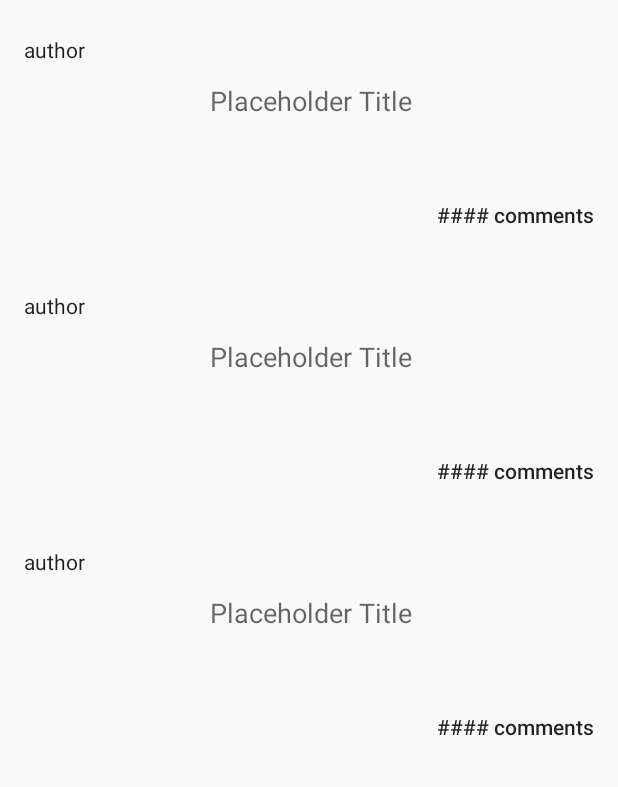
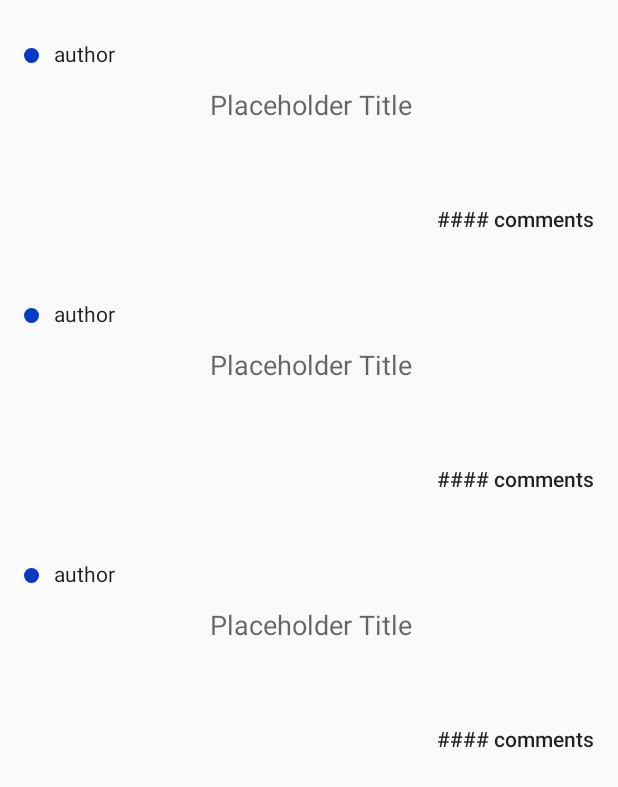
Before and after one commit to andrespelaezp/mvvm-clean-architecture, an Android app: the layout fragment_posts.xml on its own in the app's theme, with its tools: preview values and no code run, on a phone screen of 412 x 824 dp. Shown: the top 787 px of the screen. Run offline under Robolectric (Android 15) with nearby library versions, the phone set to English and light mode, and no system bars.

Commit message:
Added Read feature to the Posts

```diff
--- a/app/src/main/java/com/example/myapplication/presentation/ui/adapters/PostAdapter.kt
+++ b/app/src/main/java/com/example/myapplication/presentation/ui/adapters/PostAdapter.kt
@@ -11,7 +11,7 @@ import com.example.myapplication.data.entities.Post
 import com.example.myapplication.databinding.ListItemPostBinding
 
 class PostAdapter constructor(
-    val clickListener: (post: Post) -> Unit
+    private val clickListener: (post: Post) -> Unit
 ): ListAdapter<Children, RecyclerView.ViewHolder>(PostDiffCallback()) {
 
     override fun onCreateViewHolder(parent: ViewGroup, viewType: Int): RecyclerView.ViewHolder {
@@ -40,6 +40,7 @@ class PostAdapter constructor(
             post: Children,
             view: View
         ) {
+            post.data.read = true
             clickListener(post.data)
         }
 
--- /dev/null
+++ b/app/src/main/res/drawable/drawable_read.xml
@@ -0,0 +1,9 @@
+<?xml version="1.0" encoding="utf-8"?>
+<shape xmlns:android="http://schemas.android.com/apk/res/android"
+    android:shape="rectangle">
+
+    <solid android:color="@color/colorRead" />
+
+    <corners android:radius="5dp" />
+
+</shape>
--- a/app/src/main/res/layout/list_item_post.xml
+++ b/app/src/main/res/layout/list_item_post.xml
@@ -15,8 +15,18 @@
     <androidx.constraintlayout.widget.ConstraintLayout
         android:layout_width="match_parent"
         android:layout_height="wrap_content"
-        android:padding="@dimen/list_item_padding"
-        android:onClick="@{clickListener}">
+        android:onClick="@{clickListener}"
+        android:padding="@dimen/list_item_padding">
+
+        <View
+            android:id="@+id/read"
+            android:layout_width="10dp"
+            android:layout_height="10dp"
+            android:background="@drawable/drawable_read"
+            app:layout_constraintBottom_toTopOf="@+id/imgThumbnail"
+            app:layout_constraintStart_toStartOf="parent"
+            app:layout_constraintTop_toTopOf="parent"
+            app:isGone="@{post.data.read}"/>
 
         <ImageView
             android:id="@+id/imgThumbnail"
@@ -29,13 +39,14 @@
 
         <TextView
             android:id="@+id/txtAuthor"
-            android:layout_width="match_parent"
+            android:layout_width="0dp"
             android:layout_height="wrap_content"
-            android:layout_marginTop="7dp"
+            android:layout_marginStart="10dp"
+            android:layout_marginTop="10dp"
             android:text="@{post.data.author}"
             android:textAppearance="@style/TextAppearance.AppCompat.Body1"
             app:layout_constraintEnd_toEndOf="parent"
-            app:layout_constraintStart_toStartOf="parent"
+            app:layout_constraintStart_toEndOf="@+id/read"
             app:layout_constraintTop_toTopOf="parent"
             tools:text="@string/author_placeholder" />
 
--- a/app/src/main/res/values/colors.xml
+++ b/app/src/main/res/values/colors.xml
@@ -3,4 +3,6 @@
     <color name="colorPrimary">#6200EE</color>
     <color name="colorPrimaryDark">#3700B3</color>
     <color name="colorAccent">#03DAC5</color>
+
+    <color name="colorRead">#033AC5</color>
 </resources>
```
Also changed, not shown: app/src/main/java/com/example/myapplication/data/entities/Post.kt (+6 -4 lines), app/src/main/java/com/example/myapplication/presentation/ui/common/BindingExtensions.kt (+10 -0 lines), app/src/main/java/com/example/myapplication/presentation/ui/screens/posts/PostsFragment.kt (+10 -4 lines).
